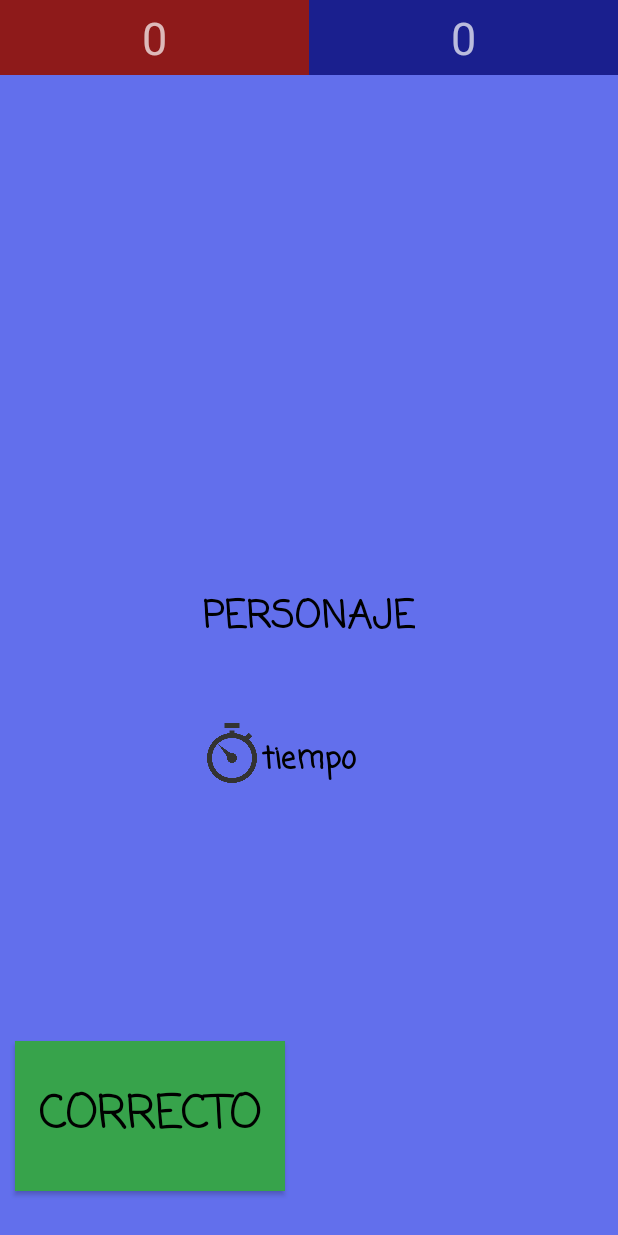
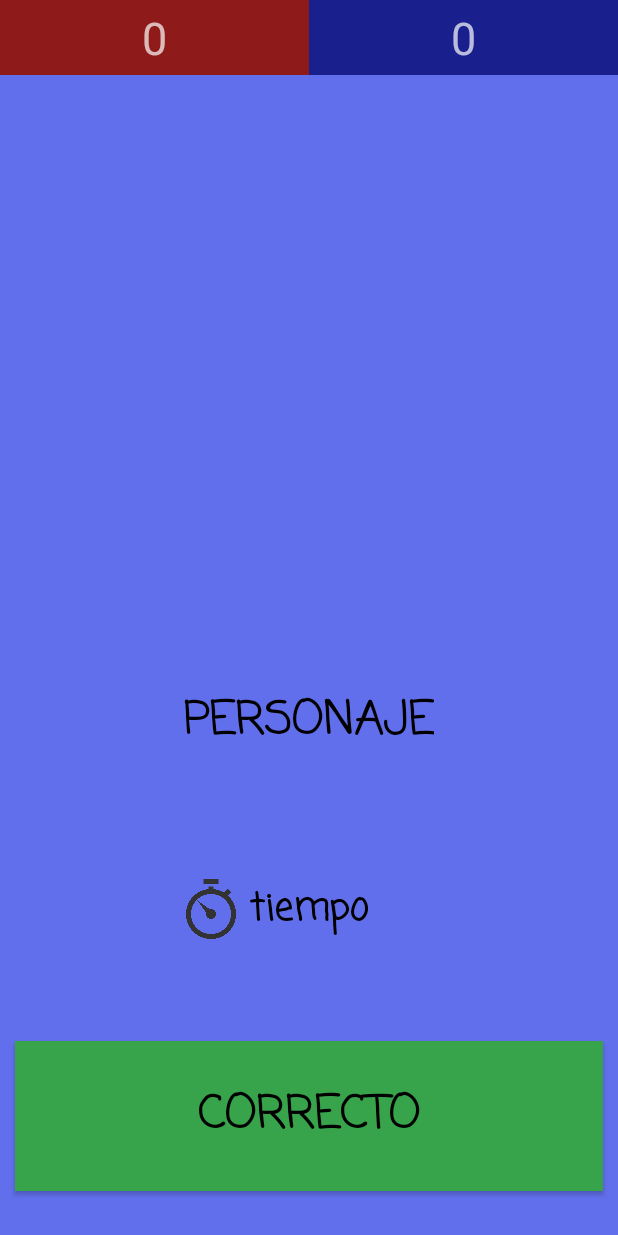
Before and after one commit to painyahiko/Hiddentity, an Android app: the PartidaActivity screen opened directly, with no data from a screen before it, on a phone screen of 412 x 824 dp. Run offline under Robolectric (Android 15) with nearby library versions, the phone set to English and light mode, and no system bars; 6 statements that could not run were skipped.

Commit message:
pequeños cambios ultimos

```diff
--- a/app/src/main/res/layout/activity_partida.xml
+++ b/app/src/main/res/layout/activity_partida.xml
@@ -53,43 +53,47 @@
             android:layout_height="40dp"
             android:layout_alignBottom="@+id/tiempo"
             android:layout_toStartOf="@+id/tiempo"
-            android:src="@drawable/tiempo" />
+            android:src="@drawable/tiempo"
+            android:id="@+id/imageView2" />
 
         <TextView
             android:id="@+id/tiempo"
             android:layout_width="wrap_content"
             android:layout_height="wrap_content"
-            android:layout_alignTop="@+id/personaje"
+            android:layout_above="@+id/btnsiguiente"
             android:layout_centerHorizontal="true"
-            android:layout_marginTop="99dp"
+            android:layout_marginBottom="68dp"
+            android:layout_marginLeft="5dp"
             android:fontFamily="casual"
             android:text="tiempo"
             android:textColor="@android:color/background_dark"
-            android:textSize="20dp"
+            android:textSize="25dp"
             android:textStyle="bold" />
 
         <TextView
             android:id="@+id/personaje"
             android:layout_width="wrap_content"
             android:layout_height="wrap_content"
+            android:layout_above="@+id/imageView2"
             android:layout_centerHorizontal="true"
-            android:layout_centerVertical="true"
+            android:layout_marginBottom="82dp"
             android:fontFamily="casual"
             android:gravity="center"
             android:text="personaje"
             android:textAlignment="center"
             android:textAllCaps="true"
             android:textColor="@android:color/black"
-            android:textSize="25sp"
+            android:textSize="30sp"
             android:textStyle="bold" />
 
         <Button
             android:id="@+id/btnsiguiente"
             style="@android:style/Widget.Button"
-            android:layout_width="180dp"
+            android:layout_width="match_parent"
             android:layout_height="100dp"
             android:layout_alignParentBottom="true"
             android:layout_marginLeft="10dp"
+            android:layout_marginRight="10dp"
             android:layout_marginBottom="30dp"
             android:background="@color/correcto"
             android:fontFamily="casual"
@@ -99,21 +103,6 @@
             android:textSize="30sp"
             android:textStyle="bold" />
 
-        <Button
-            android:id="@+id/btnPaso"
-            style="@android:style/Widget.Button"
-            android:layout_width="180dp"
-            android:layout_height="100dp"
-            android:layout_alignParentEnd="true"
-            android:layout_alignTop="@+id/btnsiguiente"
-            android:backgroundTint="@color/paso"
-            android:fontFamily="casual"
-            android:text="Paso"
-            android:textAllCaps="true"
-            android:textColor="@android:color/background_light"
-            android:textSize="30sp"
-            android:textStyle="bold"
-            android:visibility="invisible" />
 
     </RelativeLayout>
 
--- a/app/src/main/res/layout/activity_principal.xml
+++ b/app/src/main/res/layout/activity_principal.xml
@@ -13,7 +13,8 @@
         android:gravity="center"
         android:orientation="vertical"
         tools:layout_editor_absoluteX="0dp"
-        tools:layout_editor_absoluteY="79dp">
+        tools:layout_editor_absoluteY="79dp"
+        tools:ignore="MissingConstraints">
 
         <LinearLayout
             android:layout_width="match_parent"
```
Also changed, not shown: app/src/main/res/drawable/thumb_down.png (deleted), app/src/main/res/drawable/thumb_up.png (deleted).
